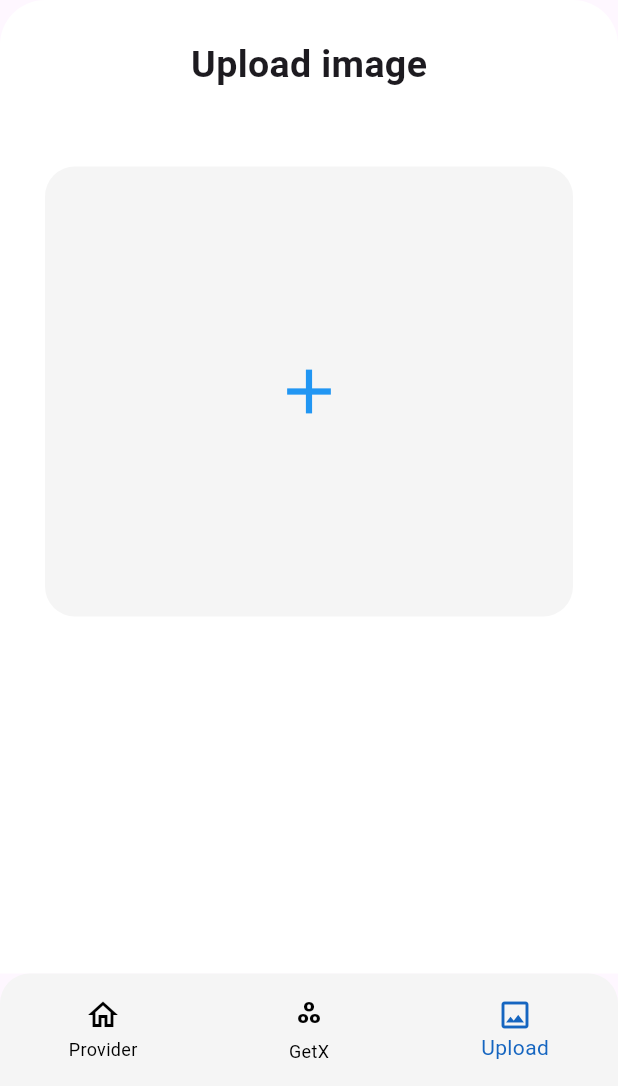
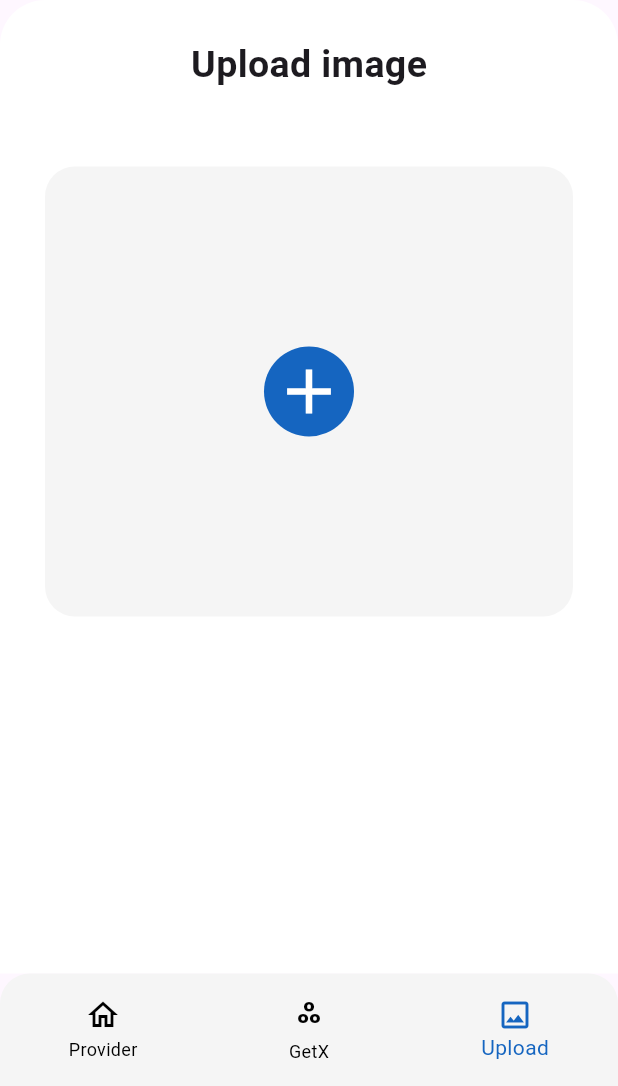
Before and after one commit to Jananisree/CalculatorandImagepicker, a Flutter app: the screen it shows after launch, item 3 of the bottom bar chosen, on a phone screen of 412 x 824 dp, the part 150-1236 px from its top. Run offline on Flutter 3.47's test engine with Material 3 defaults, Android fonts, the phone set to English and light mode, and no system bars; our stand-ins replace get, image_picker, math_expressions, permission_handler, shared_preferences.

Commit message:
Final commit

```diff
--- a/lib/Upload.dart
+++ b/lib/Upload.dart
@@ -165,20 +165,12 @@ class _UploadState extends State<Upload> {
                             builder: (context, selectedImage, child) {
                               return GestureDetector(
                                 onTap: () => _showBottomSheet(context),
-                                child: Container(
-                                  width: double.infinity,
-                                  height: 350,
-                                  decoration: BoxDecoration(
-                                    borderRadius: BorderRadius.circular(20),
-                                    image: selectedImage != null
-                                        ? DecorationImage(
-                                      image: FileImage(selectedImage),
-                                      fit: BoxFit.cover,
-                                    )
-                                        : null,
-                                  ),
+                                child: CircleAvatar(
+                                  radius: 30,
+                                  backgroundColor: Colors.blue.shade800,
+                                  backgroundImage: selectedImage != null ? FileImage(selectedImage) : null,
                                   child: selectedImage == null
-                                      ? const Icon(Icons.add, color: Colors.blue, size: 50)
+                                      ? const Icon(Icons.add, color: Colors.white, size: 50)
                                       : null,
                                 ),
                               );
@@ -194,18 +186,20 @@ class _UploadState extends State<Upload> {
                               ? Card(
                             elevation: 2,
                             child: Container(
-                                  padding: EdgeInsets.all(8),
+                              padding: EdgeInsets.all(15),
+                              width: double.infinity,
                               decoration: BoxDecoration(
                                 color: Colors.white,
-                                borderRadius: BorderRadius.circular(10),
+                                borderRadius: BorderRadius.circular(8),
                               ),
                               child: Column(
                                 crossAxisAlignment: CrossAxisAlignment.start,
                                 children: [
-                                  Text("Error!",style: TextStyle(fontWeight: FontWeight.bold,color: Colors.red),),
                                   Text(
-                                    "Please the enable camera permission ",
+                                    "Error!",
+                                    style: TextStyle(fontWeight: FontWeight.bold, color: Colors.red),
                                   ),
+                                  Text("Please enable camera permission"),
                                 ],
                               ),
                             ),
--- a/lib/main.dart
+++ b/lib/main.dart
@@ -10,7 +10,7 @@ void main() {
   ]); // Locks the app to portrait mode
 
   runApp(
-   const MyApp(),
+    const MyApp(), // Your app widget
   );
 }
 
@@ -24,8 +24,8 @@ class MyApp extends StatelessWidget {
       theme: ThemeData(
         primarySwatch: Colors.blue,
       ),
-      home: MyBottomNavApp(), // Your custom bottom navigation app
-      debugShowCheckedModeBanner: false, // Disables the debug banner
+      home: MyBottomNavApp(),
+      debugShowCheckedModeBanner: false,
     );
   }
 }
```
Lines whose indentation alone changed are shown as unchanged.
